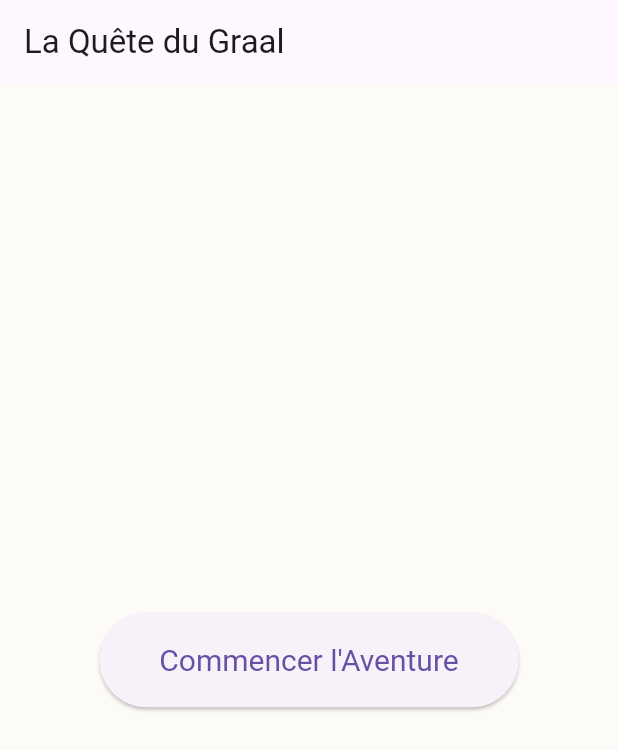
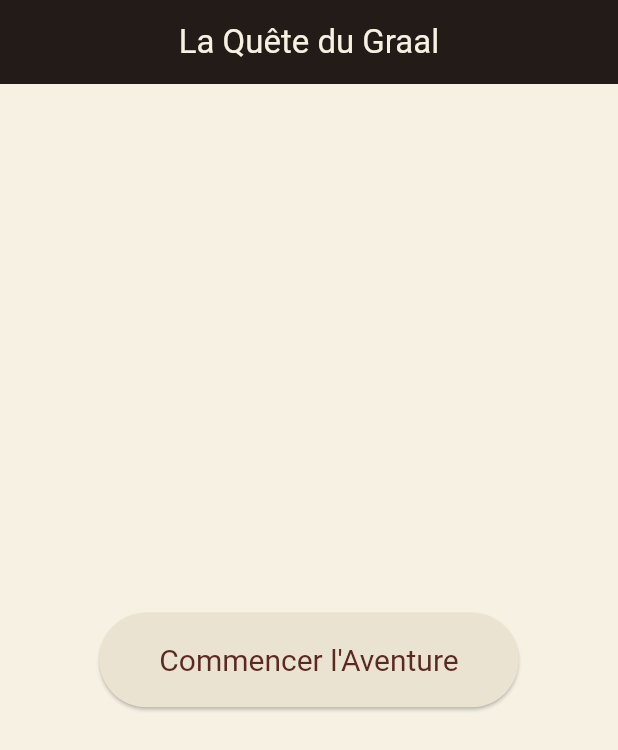
Before and after one commit to matthieu-sublet/Graal, a Flutter app: the screen it shows after launch, on a phone screen of 412 x 824 dp. Shown: the top 750 px of the screen. Run offline on Flutter 3.47's test engine with Material 3 defaults, Android fonts, the phone set to English and light mode, and no system bars; our stand-ins replace flutter_markdown, google_fonts.

Commit message:
Update main.dart

```diff
--- a/lib/main.dart
+++ b/lib/main.dart
@@ -14,6 +14,8 @@ void main() {
   );
 }
 
+import 'package:google_fonts/google_fonts.dart'; // Ajoute cet import en haut
+
 class MonApplication extends StatelessWidget {
   const MonApplication({super.key});
 
@@ -21,14 +23,32 @@ class MonApplication extends StatelessWidget {
   Widget build(BuildContext context) {
     return MaterialApp(
       title: 'Quête du Graal',
+      debugShowCheckedModeBanner: false, // Retire le petit bandeau "DEBUG"
       theme: ThemeData(
-        primarySwatch: Colors.indigo,
-        scaffoldBackgroundColor: const Color(0xFFFDFBF7), // Fond style vieux papier
+        // Couleurs principales (Fond parchemin, textes sombres)
+        scaffoldBackgroundColor: const Color(0xFFF6F1E3),
+        colorScheme: const ColorScheme.light(
+          primary: Color(0xFF5A2A22), // Un rouge/brun profond pour les accents
+          onPrimary: Colors.white,
+          surface: Color(0xFFEBE3D1), // Parchemin un peu plus sombre pour les boutons
+          onSurface: Color(0xFF2C2621), // Couleur de l'encre (presque noir)
+        ),
+        // On applique la police Lora à toute l'application
+        textTheme: GoogleFonts.loraTextTheme(
+          Theme.of(context).textTheme,
+        ),
+        appBarTheme: const AppBarTheme(
+          backgroundColor: Color(0xFF1E1A17), // App bar très sombre
+          foregroundColor: Color(0xFFF6F1E3),
+          elevation: 4,
+          centerTitle: true,
+        ),
       ),
       home: const MenuPrincipal(),
     );
   }
 }
+
 
 class MenuPrincipal extends StatelessWidget {
   const MenuPrincipal({super.key});
```
